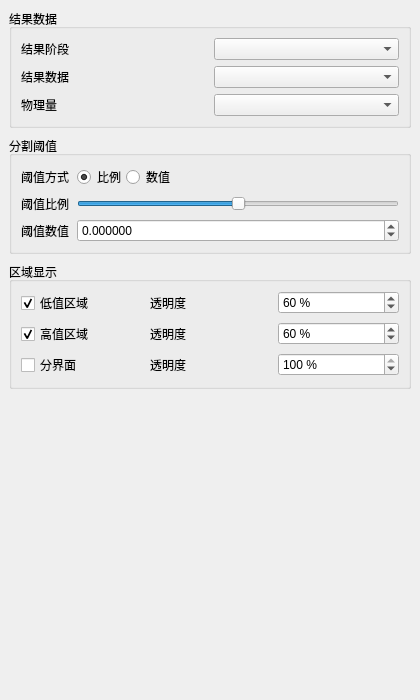
First picture: the form in plugins/Base_PostProcessing/IsosurfaceSegmentationWidget.ui, repository asd977/base_cae, before the edit.
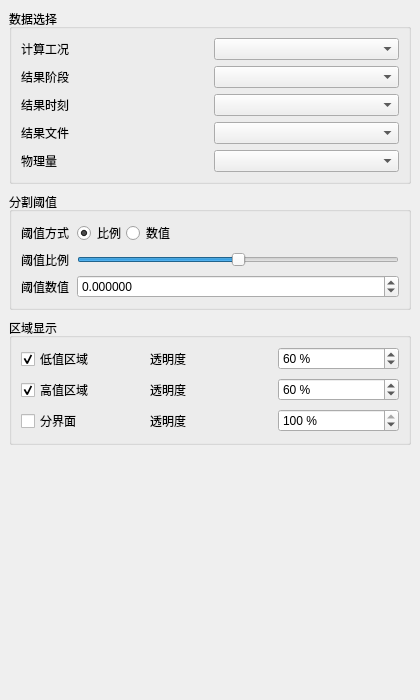
Second picture: the form after the edit.

What changed in the file:
```diff
--- a/plugins/Base_PostProcessing/IsosurfaceSegmentationWidget.ui
+++ b/plugins/Base_PostProcessing/IsosurfaceSegmentationWidget.ui
@@ -8,15 +8,66 @@
    <property name="spacing"><number>8</number></property><property name="leftMargin"><number>9</number></property><property name="topMargin"><number>9</number></property><property name="rightMargin"><number>9</number></property><property name="bottomMargin"><number>9</number></property>
    <item>
     <widget class="QGroupBox" name="resultDataGroupBox">
-     <property name="title"><string>结果数据</string></property>
+     <property name="title">
+      <string>数据选择</string>
+     </property>
      <layout class="QGridLayout" name="resultDataLayout">
-      <property name="horizontalSpacing"><number>8</number></property><property name="verticalSpacing"><number>6</number></property>
-      <item row="0" column="0"><widget class="QLabel" name="resultStageLabel"><property name="text"><string>结果阶段</string></property></widget></item>
-      <item row="0" column="1"><widget class="QComboBox" name="resultDirComboBox"/></item>
-      <item row="1" column="0"><widget class="QLabel" name="resultTypeLabel"><property name="text"><string>结果数据</string></property></widget></item>
-      <item row="1" column="1"><widget class="QComboBox" name="stepComboBox"/></item>
-      <item row="2" column="0"><widget class="QLabel" name="scalarLabel"><property name="text"><string>物理量</string></property></widget></item>
-      <item row="2" column="1"><widget class="QComboBox" name="scalarComboBox"/></item>
+      <item row="0" column="0">
+       <widget class="QLabel" name="analysisLabel">
+        <property name="text">
+         <string>计算工况</string>
+        </property>
+       </widget>
+      </item>
+      <item row="0" column="1">
+       <widget class="QComboBox" name="analysisComboBox" />
+      </item>
+      <property name="horizontalSpacing">
+       <number>8</number>
+      </property>
+      <property name="verticalSpacing">
+       <number>6</number>
+      </property>
+      <item row="1" column="0">
+       <widget class="QLabel" name="resultStageLabel">
+        <property name="text">
+         <string>结果阶段</string>
+        </property>
+       </widget>
+      </item>
+      <item row="1" column="1">
+       <widget class="QComboBox" name="resultDirComboBox" />
+      </item>
+      <item row="2" column="0">
+       <widget class="QLabel" name="resultTimeLabel">
+        <property name="text">
+         <string>结果时刻</string>
+        </property>
+       </widget>
+      </item>
+      <item row="2" column="1">
+       <widget class="QComboBox" name="resultTimeComboBox" />
+      </item>
+      <item row="3" column="0">
+       <widget class="QLabel" name="resultTypeLabel">
+        <property name="text">
+         <string>结果文件</string>
+        </property>
+       </widget>
+      </item>
+      <item row="3" column="1">
+       <widget class="QComboBox" name="stepComboBox" />
+      </item>
+      <item row="4" column="0">
+       <widget class="QLabel" name="scalarLabel">
+        <property name="text">
+         <string>物理量</string>
+        </property>
+       </widget>
+      </item>
+      <item row="4" column="1">
+       <widget class="QComboBox" name="scalarComboBox" />
+      </item>
      </layout>
     </widget>
    </item>
```
Left out of the diff: 267 changed lines with no effect on the pictures.
